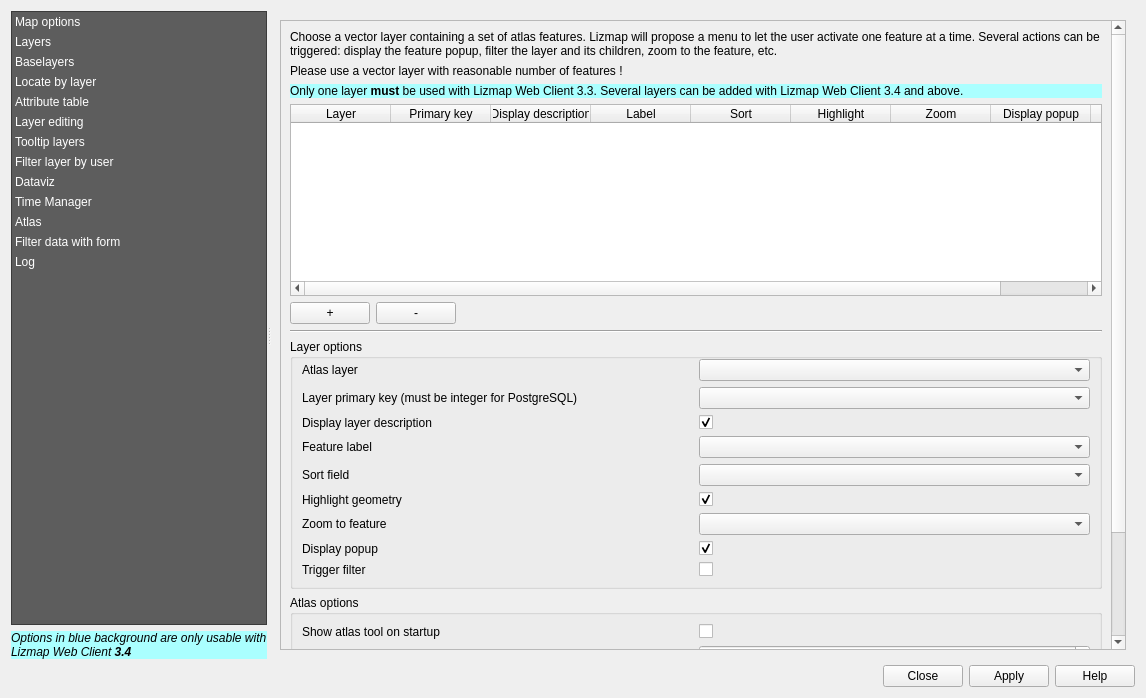
The window that resources/ui/ui_lizmap.ui (3liz/lizmap-plugin) describes before a commit, drawn with Qt 5.
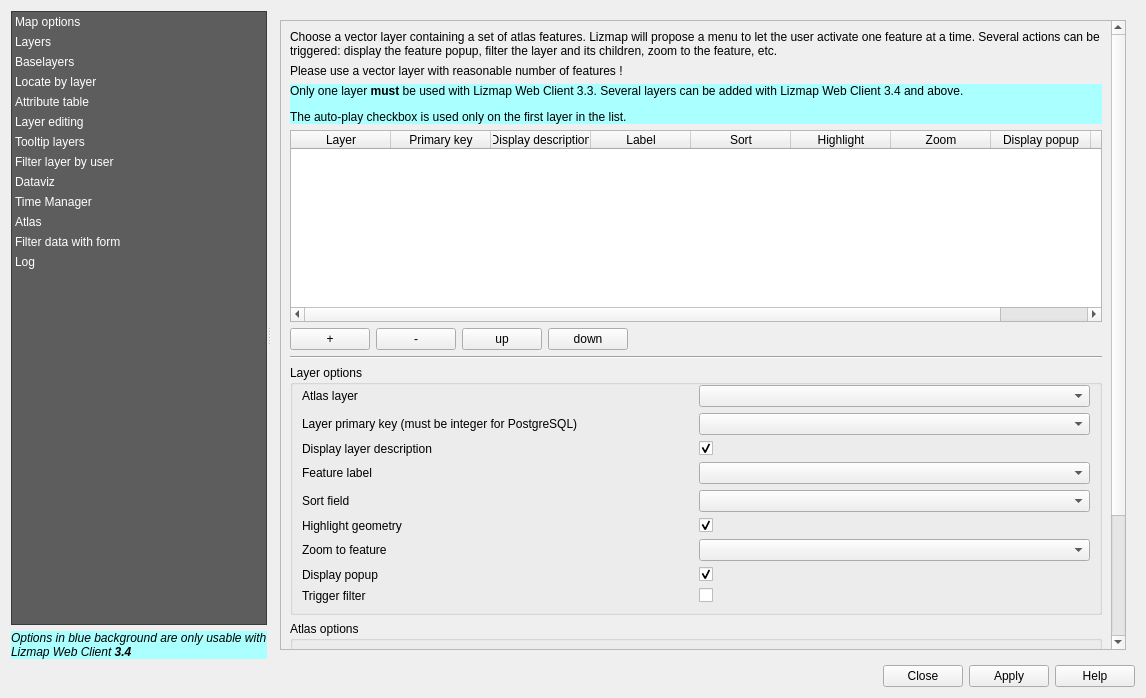
The same window after the commit. Custom widgets are drawn as their Qt base class.

Commit message: add arrows for moving up/down layers

What changed in the file:
```diff
--- a/resources/ui/ui_lizmap.ui
+++ b/resources/ui/ui_lizmap.ui
@@ -4152,7 +4152,7 @@
                   <string notr="true">background-color:rgb(170, 255, 255);</string>
                  </property>
                  <property name="text">
-                  <string>&lt;html&gt;&lt;head/&gt;&lt;body&gt;&lt;p&gt;Only one layer &lt;span style=&quot; font-weight:600;&quot;&gt;must&lt;/span&gt; be used with Lizmap Web Client 3.3. Several layers can be added with Lizmap Web Client 3.4 and above.&lt;/p&gt;&lt;/body&gt;&lt;/html&gt;</string>
+                  <string>&lt;html&gt;&lt;head/&gt;&lt;body&gt;&lt;p&gt;Only one layer &lt;span style=&quot; font-weight:600;&quot;&gt;must&lt;/span&gt; be used with Lizmap Web Client 3.3. Several layers can be added with Lizmap Web Client 3.4 and above.&lt;/p&gt;&lt;p&gt;The auto-play checkbox is used only on the first layer in the list.&lt;/p&gt;&lt;/body&gt;&lt;/html&gt;</string>
                  </property>
                 </widget>
                </item>
@@ -4224,6 +4224,20 @@
                    </property>
                   </widget>
                  </item>
+                 <item>
+                  <widget class="QPushButton" name="atlas_move_up">
+                   <property name="text">
+                    <string notr="true">up</string>
+                   </property>
+                  </widget>
+                 </item>
+                 <item>
+                  <widget class="QPushButton" name="atlas_move_down">
+                   <property name="text">
+                    <string notr="true">down</string>
+                   </property>
+                  </widget>
+                 </item>
                  <item>
                   <spacer name="horizontalSpacer_4">
                    <property name="orientation">
```
The commit also changes 4 other files.
